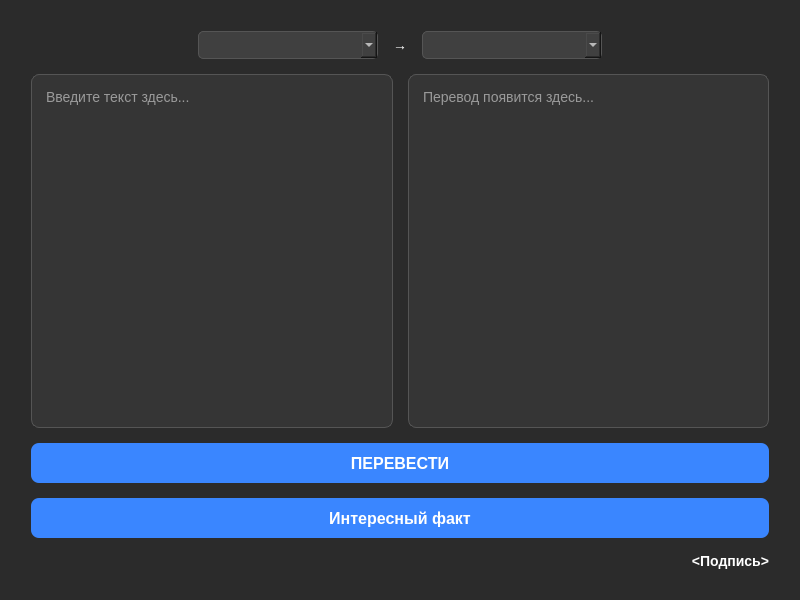
Old version of the form interface.ui in the repository Mist1351/translator-pro.
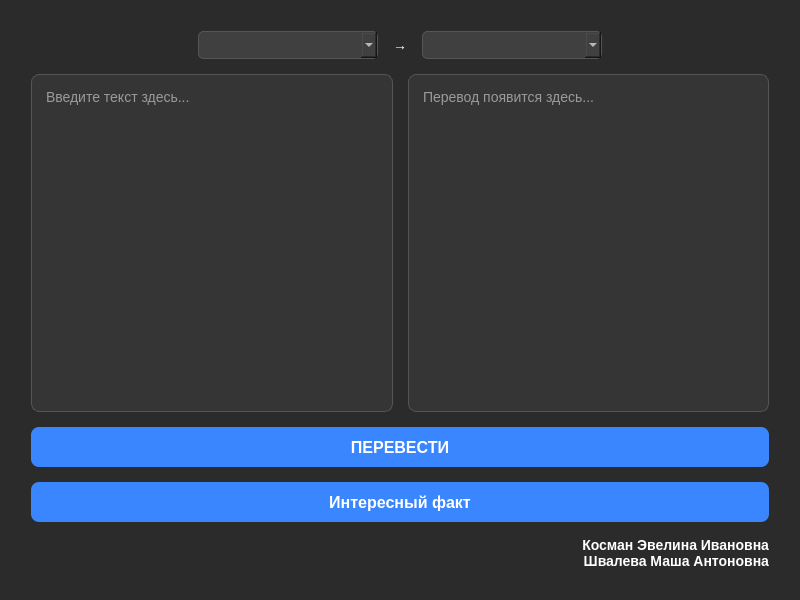
New version of the form.

Commit message: feat(ui): add sign

The edit to the form file:
```diff
--- a/interface.ui
+++ b/interface.ui
@@ -210,7 +210,8 @@
      <item>
       <widget class="QLabel" name="label">
        <property name="text">
-        <string>&lt;Подпись&gt;</string>
+        <string>Косман Эвелина Ивановна
+Швалева Маша Антоновна</string>
        </property>
        <property name="alignment">
         <set>Qt::AlignmentFlag::AlignRight|Qt::AlignmentFlag::AlignTrailing|Qt::AlignmentFlag::AlignVCenter</set>
```
